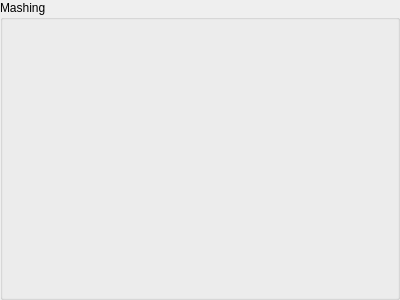
The window that src/app/mashing.ui (Brasserie-De-Toulbroch/druid) describes before a commit, drawn with Qt 5.
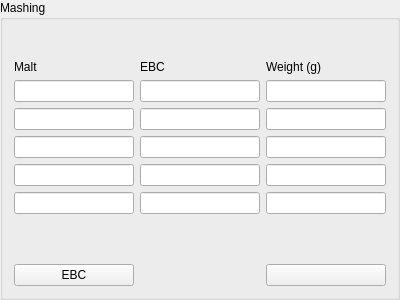
The same window after the commit.

Commit message: Add malt class

```diff
--- a/src/app/mashing.ui
+++ b/src/app/mashing.ui
@@ -16,10 +16,110 @@
   <property name="title">
    <string>Mashing</string>
   </property>
-  <layout class="QFormLayout" name="formLayout">
-   <property name="fieldGrowthPolicy">
-    <enum>QFormLayout::AllNonFixedFieldsGrow</enum>
+  <layout class="QGridLayout" name="gridLayout">
+   <property name="topMargin">
+    <number>40</number>
    </property>
+   <item row="6" column="0">
+    <spacer name="verticalSpacer">
+     <property name="orientation">
+      <enum>Qt::Vertical</enum>
+     </property>
+     <property name="sizeHint" stdset="0">
+      <size>
+       <width>20</width>
+       <height>40</height>
+      </size>
+     </property>
+    </spacer>
+   </item>
+   <item row="3" column="0">
+    <widget class="QLineEdit" name="_malt2"/>
+   </item>
+   <item row="2" column="0">
+    <widget class="QLineEdit" name="_malt1"/>
+   </item>
+   <item row="0" column="0">
+    <widget class="QLabel" name="label">
+     <property name="text">
+      <string>Malt</string>
+     </property>
+    </widget>
+   </item>
+   <item row="0" column="1">
+    <widget class="QLabel" name="label_3">
+     <property name="text">
+      <string>EBC</string>
+     </property>
+    </widget>
+   </item>
+   <item row="0" column="2">
+    <widget class="QLabel" name="label_2">
+     <property name="text">
+      <string>Weight (g)</string>
+     </property>
+    </widget>
+   </item>
+   <item row="1" column="0">
+    <widget class="QLineEdit" name="_malt0"/>
+   </item>
+   <item row="1" column="2">
+    <widget class="QLineEdit" name="_weight0"/>
+   </item>
+   <item row="1" column="1">
+    <widget class="QLineEdit" name="_ebc0"/>
+   </item>
+   <item row="2" column="1">
+    <widget class="QLineEdit" name="_ebc1"/>
+   </item>
+   <item row="2" column="2">
+    <widget class="QLineEdit" name="_weight1"/>
+   </item>
+   <item row="4" column="0">
+    <widget class="QLineEdit" name="_malt3"/>
+   </item>
+   <item row="5" column="0">
+    <widget class="QLineEdit" name="_malt4"/>
+   </item>
+   <item row="3" column="1">
+    <widget class="QLineEdit" name="_ebc2"/>
+   </item>
+   <item row="4" column="1">
+    <widget class="QLineEdit" name="_ebc3"/>
+   </item>
+   <item row="5" column="1">
+    <widget class="QLineEdit" name="_ebc4"/>
+   </item>
+   <item row="3" column="2">
+    <widget class="QLineEdit" name="_weight2"/>
+   </item>
+   <item row="4" column="2">
+    <widget class="QLineEdit" name="_weight3"/>
+   </item>
+   <item row="5" column="2">
+    <widget class="QLineEdit" name="_weight4"/>
+   </item>
+   <item row="7" column="0">
+    <widget class="QPushButton" name="_ebc">
+     <property name="text">
+      <string>EBC</string>
+     </property>
+    </widget>
+   </item>
+   <item row="7" column="1">
+    <widget class="QLabel" name="_ebc_result">
+     <property name="text">
+      <string/>
+     </property>
+    </widget>
+   </item>
+   <item row="7" column="2">
+    <widget class="QPushButton" name="_color">
+     <property name="text">
+      <string/>
+     </property>
+    </widget>
+   </item>
   </layout>
  </widget>
  <resources/>
```
The commit also changes 12 other files.
